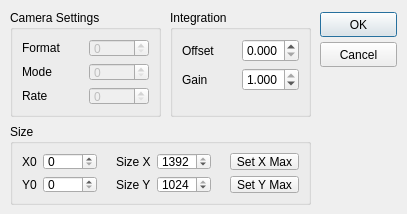
Above: QCam/dialogQCam.ui from itom-project/plugins before the change. Below: the same form after it.
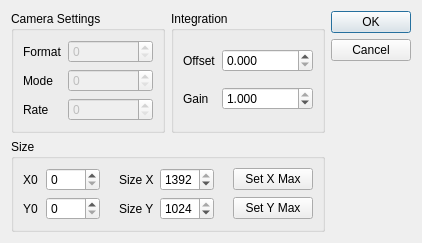
That is the form after the change.

What changed in the file:
```diff
--- a/QCam/dialogQCam.ui
+++ b/QCam/dialogQCam.ui
@@ -6,34 +6,30 @@
    <rect>
     <x>0</x>
     <y>0</y>
-    <width>407</width>
-    <height>214</height>
+    <width>422</width>
+    <height>225</height>
    </rect>
   </property>
   <property name="minimumSize">
    <size>
-    <width>407</width>
-    <height>214</height>
+    <width>0</width>
+    <height>0</height>
    </size>
   </property>
   <property name="maximumSize">
    <size>
-    <width>407</width>
-    <height>214</height>
+    <width>16777215</width>
+    <height>16777215</height>
    </size>
   </property>
   <property name="windowTitle">
    <string>Dialog</string>
   </property>
+  <layout class="QGridLayout" name="gridLayout_4">
+   <item row="0" column="0">
+    <layout class="QHBoxLayout" name="horizontalLayout" stretch="0,0">
+     <item>
   <widget class="QGroupBox" name="groupBox">
-   <property name="geometry">
-    <rect>
-     <x>10</x>
-     <y>10</y>
-     <width>151</width>
-     <height>107</height>
-    </rect>
-   </property>
    <property name="title">
     <string>Camera Settings</string>
    </property>
@@ -50,6 +46,12 @@
       <property name="enabled">
        <bool>false</bool>
       </property>
+          <property name="sizePolicy">
+           <sizepolicy hsizetype="MinimumExpanding" vsizetype="Fixed">
+            <horstretch>0</horstretch>
+            <verstretch>0</verstretch>
+           </sizepolicy>
+          </property>
      </widget>
     </item>
     <item row="1" column="0">
@@ -64,6 +66,12 @@
       <property name="enabled">
        <bool>false</bool>
       </property>
+          <property name="sizePolicy">
+           <sizepolicy hsizetype="MinimumExpanding" vsizetype="Fixed">
+            <horstretch>0</horstretch>
+            <verstretch>0</verstretch>
+           </sizepolicy>
+          </property>
       <property name="maximum">
        <number>4</number>
       </property>
@@ -81,6 +89,12 @@
       <property name="enabled">
        <bool>false</bool>
       </property>
+          <property name="sizePolicy">
+           <sizepolicy hsizetype="MinimumExpanding" vsizetype="Fixed">
+            <horstretch>0</horstretch>
+            <verstretch>0</verstretch>
+           </sizepolicy>
+          </property>
       <property name="maximum">
        <number>4</number>
       </property>
@@ -88,44 +102,84 @@
     </item>
    </layout>
   </widget>
-  <widget class="QPushButton" name="okButton">
-   <property name="geometry">
-    <rect>
-     <x>320</x>
-     <y>12</y>
-     <width>77</width>
-     <height>25</height>
-    </rect>
-   </property>
-   <property name="text">
-    <string>OK</string>
-   </property>
-  </widget>
-  <widget class="QPushButton" name="cancelButton">
-   <property name="geometry">
-    <rect>
-     <x>320</x>
-     <y>42</y>
-     <width>77</width>
-     <height>25</height>
-    </rect>
-   </property>
+     </item>
+     <item>
+      <widget class="QGroupBox" name="groupBox_2">
+       <property name="title">
+        <string>Integration</string>
+       </property>
+       <layout class="QGridLayout" name="gridLayout_2">
+        <item row="0" column="1">
+         <widget class="QDoubleSpinBox" name="doubleSpinBox_offset">
+          <property name="sizePolicy">
+           <sizepolicy hsizetype="MinimumExpanding" vsizetype="Fixed">
+            <horstretch>0</horstretch>
+            <verstretch>0</verstretch>
+           </sizepolicy>
+          </property>
+          <property name="decimals">
+           <number>3</number>
+          </property>
+          <property name="maximum">
+           <double>1.000000000000000</double>
+          </property>
+          <property name="singleStep">
+           <double>0.010000000000000</double>
+          </property>
+         </widget>
+        </item>
+        <item row="1" column="0">
+         <widget class="QLabel" name="label_gain">
+          <property name="text">
+           <string>Gain</string>
+          </property>
+         </widget>
+        </item>
+        <item row="0" column="0">
+         <widget class="QLabel" name="label_offset">
    <property name="text">
-    <string>Cancel</string>
-   </property>
-   <property name="autoDefault">
-    <bool>false</bool>
-   </property>
-  </widget>
+           <string>Offset</string>
+          </property>
+         </widget>
+        </item>
+        <item row="1" column="1">
+         <widget class="QDoubleSpinBox" name="doubleSpinBox_gain">
+          <property name="sizePolicy">
+           <sizepolicy hsizetype="MinimumExpanding" vsizetype="Fixed">
+            <horstretch>0</horstretch>
+            <verstretch>0</verstretch>
+           </sizepolicy>
+          </property>
+          <property name="prefix">
+           <string/>
+          </property>
+          <property name="suffix">
+           <string/>
+          </property>
+          <property name="decimals">
+           <number>3</number>
+          </property>
+          <property name="minimum">
+           <double>0.000000000000000</double>
+          </property>
+          <property name="maximum">
+           <double>1.000000000000000</double>
+          </property>
+          <property name="singleStep">
+           <double>0.010000000000000</double>
+          </property>
+          <property name="value">
+           <double>1.000000000000000</double>
+          </property>
+         </widget>
+        </item>
+       </layout>
+      </widget>
+     </item>
+    </layout>
+   </item>
+   <item row="1" column="0">
   <widget class="QGroupBox" name="groupBox_3">
-   <property name="geometry">
-    <rect>
-     <x>10</x>
-     <y>124</y>
-     <width>301</width>
-     <height>81</height>
-    </rect>
-   </property>
    <property name="title">
     <string>Size</string>
    </property>
@@ -246,72 +300,42 @@
     </item>
    </layout>
   </widget>
-  <widget class="QGroupBox" name="groupBox_2">
-   <property name="geometry">
-    <rect>
-     <x>170</x>
-     <y>10</y>
-     <width>141</width>
-     <height>107</height>
-    </rect>
-   </property>
-   <property name="title">
-    <string>Integration</string>
-   </property>
-   <layout class="QGridLayout" name="gridLayout_2">
-    <item row="0" column="0">
-     <widget class="QLabel" name="label_offset">
-      <property name="text">
-       <string>Offset</string>
-      </property>
-     </widget>
     </item>
     <item row="0" column="1">
-     <widget class="QDoubleSpinBox" name="doubleSpinBox_offset">
-      <property name="decimals">
-       <number>3</number>
-      </property>
-      <property name="maximum">
-       <double>1.000000000000000</double>
-      </property>
-      <property name="singleStep">
-       <double>0.010000000000000</double>
-      </property>
-     </widget>
-    </item>
-    <item row="1" column="0">
-     <widget class="QLabel" name="label_gain">
+    <layout class="QVBoxLayout" name="verticalLayout">
+     <item>
+      <widget class="QPushButton" name="okButton">
+       <property name="text">
+        <string>OK</string>
+       </property>
+      </widget>
+     </item>
+     <item>
+      <widget class="QPushButton" name="cancelButton">
       <property name="text">
-       <string>Gain</string>
-      </property>
-     </widget>
-    </item>
-    <item row="1" column="1">
-     <widget class="QDoubleSpinBox" name="doubleSpinBox_gain">
-      <property name="prefix">
-       <string/>
-      </property>
-      <property name="suffix">
-       <string/>
-      </property>
-      <property name="decimals">
-       <number>3</number>
-      </property>
-      <property name="minimum">
-       <double>0.000000000000000</double>
-      </property>
-      <property name="maximum">
-       <double>1.000000000000000</double>
-      </property>
-      <property name="singleStep">
-       <double>0.010000000000000</double>
-      </property>
-      <property name="value">
-       <double>1.000000000000000</double>
-      </property>
-     </widget>
-    </item>
-    <item row="2" column="1">
+        <string>Cancel</string>
+       </property>
+       <property name="autoDefault">
+        <bool>false</bool>
+       </property>
+      </widget>
+     </item>
+     <item>
+      <spacer name="verticalSpacer_2">
+       <property name="orientation">
+        <enum>Qt::Vertical</enum>
+       </property>
+       <property name="sizeHint" stdset="0">
+        <size>
+         <width>20</width>
+         <height>40</height>
+        </size>
+       </property>
+      </spacer>
+     </item>
+    </layout>
+   </item>
+   <item row="2" column="0">
      <spacer name="verticalSpacer">
       <property name="orientation">
        <enum>Qt::Vertical</enum>
@@ -319,13 +343,12 @@
       <property name="sizeHint" stdset="0">
        <size>
         <width>20</width>
-        <height>17</height>
+       <height>40</height>
        </size>
       </property>
      </spacer>
     </item>
    </layout>
-  </widget>
  </widget>
  <resources/>
  <connections>
```
Left out of the diff: 16 changed lines with no effect on the pictures. Lines whose indentation alone changed are shown as unchanged.
